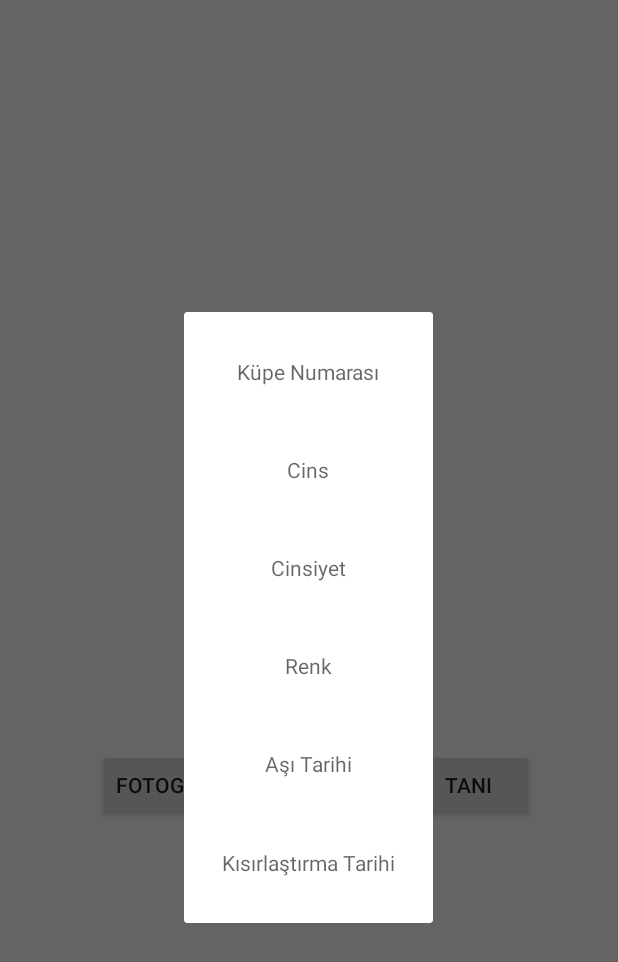
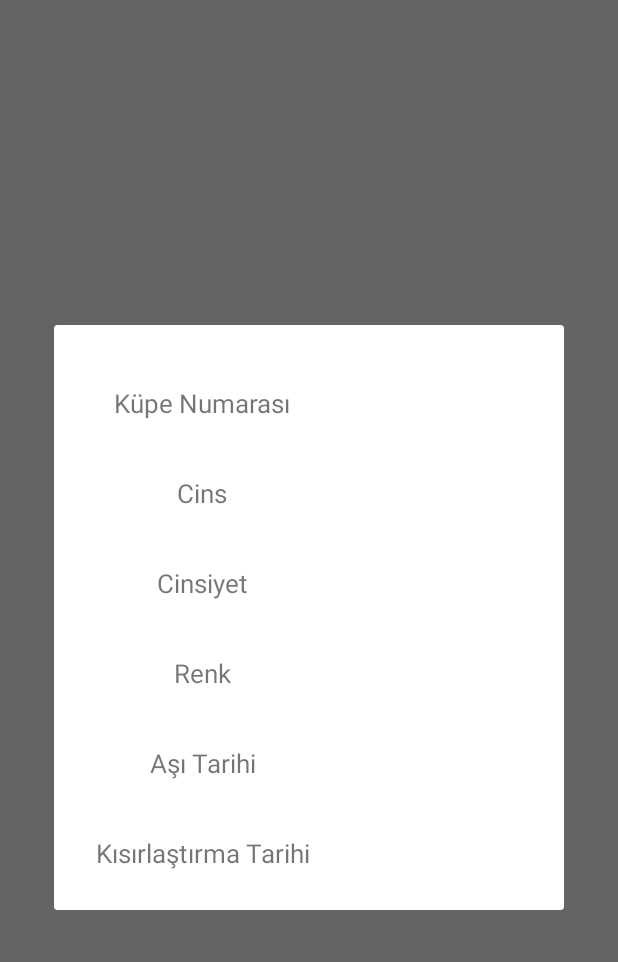
Before and after one commit to niyaziok/Bar-nakProjesi, an Android app: the fragment BilgiFragment placed in its activity, on a phone screen of 412 x 824 dp. Shown: the top 962 px of the screen. Run offline under Robolectric (Android 15) with nearby library versions, the phone set to English and light mode, and no system bars; our stand-ins replace Firebase (no records; nobody signed in at launch, a user with empty details on screens opened directly).

Commit message:
Fragment ve Database Düzenlenmiş

```diff
--- a/app/src/main/java/com/example/niyaz/firebasedeneme/BilgiFragment.kt
+++ b/app/src/main/java/com/example/niyaz/firebasedeneme/BilgiFragment.kt
@@ -6,21 +6,39 @@ import android.support.v4.app.DialogFragment
 import android.view.LayoutInflater
 import android.view.View
 import android.view.ViewGroup
+import android.widget.TextView
 
 
-// TODO: Rename parameter arguments, choose names that match
-// the fragment initialization parameters, e.g. ARG_ITEM_NUMBER
-private const val ARG_PARAM1 = "param1"
-private const val ARG_PARAM2 = "param2"
+//private const val ARG_String = "String"
+//private const val ARG_Number = "Number"
 
 class BilgiFragment : DialogFragment() {
+
+    var kupeno: TextView? = null
+    var cins: TextView? = null
+    var renk: TextView? = null
+    var asitar: TextView? = null
+    var cinsiyet: TextView? = null
+    var kisirlastirmatar: TextView? = null
 
     override fun onCreateView(
         inflater: LayoutInflater, container: ViewGroup?,
         savedInstanceState: Bundle?
     ): View? {
 
-        return inflater.inflate(R.layout.fragment_bilgi, container, false)
+
+        val view = inflater.inflate(R.layout.fragment_bilgi, container, false)
+
+        kupeno = view?.findViewById(R.id.küpenoTxt)
+        cins = view?.findViewById(R.id.cinsTxt)
+        renk = view?.findViewById(R.id.renkTxt)
+        asitar = view?.findViewById(R.id.asıtarihiTxt)
+        cinsiyet = view?.findViewById(R.id.cinsiyetTxt)
+        kisirlastirmatar = view?.findViewById(R.id.kısırlasmatarihiTxt)
+
+
+        return view
+
     }
 
 
--- a/app/src/main/java/com/example/niyaz/firebasedeneme/KopekBilgileri.kt
+++ b/app/src/main/java/com/example/niyaz/firebasedeneme/KopekBilgileri.kt
@@ -1,21 +1,21 @@
 package com.example.niyaz.firebasedeneme
 class KopekBilgileri {
 
-    var kupeno: String? = null
+    var kupe_no: Int? = null
     var cins: String? = null
     var cinsiyet: String? = null
     var renk: String? = null
-    var kısırlastırma: String? = null
-    var asıtarihi: String? = null
+    var kisirlastirma_tarihi: String? = null
+    var asi_tarihi: String? = null
 
-    constructor(kupe_no: String,cins: String,cinsiyet: String,renk: String,kısırlastırma: String,asıtarihi: String){
+    constructor(kupe_no: Int, cins: String,cinsiyet: String,renk: String,kisirlastirma_tarihi: String,asi_tarihi: String){
 
-        this.kupeno = kupe_no
+        this.kupe_no = kupe_no
         this.cins = cins
         this.cinsiyet = cinsiyet
         this.renk = renk
-        this.kısırlastırma = kısırlastırma
-        this.asıtarihi = asıtarihi
+        this.kisirlastirma_tarihi = kisirlastirma_tarihi
+        this.asi_tarihi = asi_tarihi
     }
 
     constructor(){}
--- a/app/src/main/java/com/example/niyaz/firebasedeneme/RecognitionActivity.kt
+++ b/app/src/main/java/com/example/niyaz/firebasedeneme/RecognitionActivity.kt
@@ -6,7 +6,6 @@ import android.graphics.Bitmap
 import android.os.Bundle
 import android.provider.MediaStore
 import android.support.v7.app.AppCompatActivity
-import android.util.Log
 import android.widget.Button
 import android.widget.ImageView
 import android.widget.TextView
@@ -22,24 +21,26 @@ import com.google.firebase.ml.vision.text.FirebaseVisionText
 class RecognitionActivity : AppCompatActivity() {
 
     private var fotoBtn: Button? = null
-    private var tanımaBtn: Button? = null
-    private var küperesmi: ImageView? = null
+    private var tanimaBtn: Button? = null
+    private var kuperesmi: ImageView? = null
     private var bilgi: TextView? = null
     private var imageBitmap: Bitmap? = null
 
-    var asdasd=KopekBilgileri()
+    var kopek = KopekBilgileri()
+    var kopekbilgi = BilgiFragment()
 
     override fun onCreate(savedInstanceState: Bundle?) {
         super.onCreate(savedInstanceState)
         setContentView(R.layout.activity_recognition)
+
         fotoBtn = findViewById(R.id.ftgrafcekBtn)
-        tanımaBtn = findViewById(R.id.tanıBtn)
-        küperesmi = findViewById(R.id.köpekResmi)
+        tanimaBtn = findViewById(R.id.tanıBtn)
+        kuperesmi = findViewById(R.id.köpekResmi)
         bilgi = findViewById(R.id.bilgiText)
 
+        fotoBtn!!.setOnClickListener { dispatchTakePictureIntent() }
+        tanimaBtn!!.setOnClickListener { detectTxt() }
 
-        fotoBtn!!.setOnClickListener { dispatchTakePictureIntent() }
-        tanımaBtn!!.setOnClickListener { detectTxt() }
     }
 
     private fun dispatchTakePictureIntent() {
@@ -53,8 +54,12 @@ class RecognitionActivity : AppCompatActivity() {
         if (requestCode == REQUEST_IMAGE_CAPTURE && resultCode == Activity.RESULT_OK) {
             val extras = data.extras
             imageBitmap = extras!!.get("data") as Bitmap
-            küperesmi!!.setImageBitmap(imageBitmap)
+            kuperesmi!!.setImageBitmap(imageBitmap)
         }
+    }
+
+    private fun showFragment(){
+        kopekbilgi.show(supportFragmentManager, "Kopek Bilgileri")
     }
 
     private fun detectTxt() {
@@ -75,18 +80,33 @@ class RecognitionActivity : AppCompatActivity() {
             bilgi!!.textSize = 24f
             bilgi!!.text = txt
 
-            var köpekbilgigöster = BilgiFragment()
-            köpekbilgigöster.show(supportFragmentManager,"Hello")
 
-            //
-            var information= FirebaseDatabase.getInstance().reference
-            var check=information.child("köpek").orderByKey().equalTo(txt)
+
+            val information = FirebaseDatabase.getInstance().reference
+            val check=information.child("köpek").orderByKey().equalTo(txt)
+
                 check.addListenerForSingleValueEvent(object : ValueEventListener {
                     override fun onDataChange(p0: DataSnapshot) {
-                    Log.e("Hata","HATA BURADA")
-                    for(singleSnapShot in p0.children){
-                        var okunanküpe = singleSnapShot.getValue(KopekBilgileri::class.java)
 
+                        if (p0.hasChildren()) {
+
+                            for (singleSnapShot in p0.children) {
+                                val okunankupe = singleSnapShot.getValue(KopekBilgileri::class.java)
+
+                                kopekbilgi.kupeno?.text = okunankupe?.kupe_no.toString()
+                                kopekbilgi.cins?.text = okunankupe?.cins
+                                kopekbilgi.cinsiyet?.text = okunankupe?.cinsiyet
+                                kopekbilgi.renk?.text = okunankupe?.renk
+                                kopekbilgi.kisirlastirmatar?.text = okunankupe?.kisirlastirma_tarihi
+                                kopekbilgi.asitar?.text = okunankupe?.asi_tarihi
+
+                            }
+
+                            showFragment()
+
+                        }
+                        else{
+                            Toast.makeText(this@RecognitionActivity, "Köpek Sisteme Kayıtlı Değil", Toast.LENGTH_LONG).show()
                         }
                     }
 
@@ -96,7 +116,9 @@ class RecognitionActivity : AppCompatActivity() {
 
                 })
 
+
         }
+
     }
 
     companion object {
--- a/app/src/main/java/com/example/niyaz/firebasedeneme/RegisterActivity.kt
+++ b/app/src/main/java/com/example/niyaz/firebasedeneme/RegisterActivity.kt
@@ -1,8 +1,8 @@
 package com.example.niyaz.firebasedeneme
 
 import android.content.Intent
+import android.os.Bundle
 import android.support.v7.app.AppCompatActivity
-import android.os.Bundle
 import android.util.Log
 import android.view.View
 import android.widget.Toast
--- a/app/src/main/res/layout/fragment_bilgi.xml
+++ b/app/src/main/res/layout/fragment_bilgi.xml
@@ -10,58 +10,121 @@
     <TextView
             android:layout_width="150dp"
             android:layout_height="50dp"
+            android:id="@+id/kısırlasmatarihiTxt3"
+            android:text="Kısırlaştırma Tarihi"
+            android:textAlignment="center"
+            android:textSize="17sp"
+            android:layout_marginTop="10dp"
+            app:layout_constraintTop_toBottomOf="@+id/asıtarihiTxt3" android:layout_marginStart="24dp"
+            app:layout_constraintStart_toStartOf="parent"/>
+    <TextView
+            android:layout_width="150dp"
+            android:layout_height="50dp"
+            android:id="@+id/asıtarihiTxt3"
+            android:text="Aşı Tarihi"
+            android:textAlignment="center"
+            android:textSize="17sp"
+            android:layout_marginTop="10dp"
+            app:layout_constraintTop_toBottomOf="@+id/renkTxt3" android:layout_marginStart="24dp"
+            app:layout_constraintStart_toStartOf="parent"/>
+    <TextView
+            android:layout_width="150dp"
+            android:layout_height="50dp"
+            android:id="@+id/cinsiyetTxt3"
+            android:text="Cinsiyet"
+            android:textAlignment="center"
+            android:textSize="17sp"
+            android:layout_marginTop="10dp"
+            app:layout_constraintTop_toBottomOf="@+id/cinsTxt3" android:layout_marginStart="24dp"
+            app:layout_constraintStart_toStartOf="parent"/>
+    <TextView
+            android:layout_width="150dp"
+            android:layout_height="50dp"
+            android:id="@+id/renkTxt3"
+            android:text="Renk"
+            android:textAlignment="center"
+            android:textSize="17sp"
+            android:layout_marginTop="10dp"
+            app:layout_constraintTop_toBottomOf="@+id/cinsiyetTxt3" android:layout_marginStart="24dp"
+            app:layout_constraintStart_toStartOf="parent"/>
+    <TextView
+            android:layout_width="150dp"
+            android:layout_height="50dp"
+            android:id="@+id/cinsTxt3"
+            android:text="Cins"
+            android:textAlignment="center"
+            android:textSize="17sp"
+            app:layout_constraintStart_toStartOf="parent"
+            android:layout_marginStart="24dp" android:layout_marginTop="10dp"
+            app:layout_constraintTop_toBottomOf="@+id/küpenoTxt3"/>
+    <TextView
+            android:layout_width="150dp"
+            android:layout_height="50dp"
+            android:id="@+id/küpenoTxt3"
+            android:text="Küpe Numarası"
+            android:textAlignment="center"
+            android:textSize="17sp"
+            android:layout_marginTop="40dp"
+            app:layout_constraintTop_toTopOf="parent"
+            android:layout_marginStart="24dp" app:layout_constraintStart_toStartOf="parent"/>
+    <TextView
+            android:layout_width="150dp"
+            android:layout_height="50dp"
             android:id="@+id/kısırlasmatarihiTxt"
-            android:hint="Kısırlaştırma Tarihi"
             android:textAlignment="center"
-            android:layout_marginTop="16dp"
-            app:layout_constraintTop_toBottomOf="@+id/asıtarihiTxt" android:layout_marginStart="8dp"
-            app:layout_constraintStart_toStartOf="parent" android:layout_marginEnd="8dp"
-            app:layout_constraintEnd_toEndOf="parent"/>
+            android:textSize="17sp"
+            android:layout_marginTop="10dp"
+            app:layout_constraintTop_toBottomOf="@+id/asıtarihiTxt"
+            android:layout_marginEnd="8dp"
+            app:layout_constraintEnd_toEndOf="parent" app:layout_constraintStart_toEndOf="@+id/kısırlasmatarihiTxt3"
+            android:layout_marginStart="8dp"/>
     <TextView
             android:layout_width="150dp"
             android:layout_height="50dp"
             android:id="@+id/asıtarihiTxt"
-            android:hint="Aşı Tarihi"
             android:textAlignment="center"
-            app:layout_constraintStart_toStartOf="parent"
-            android:layout_marginStart="8dp" app:layout_constraintEnd_toEndOf="parent" android:layout_marginEnd="8dp"
-            android:layout_marginTop="15dp" app:layout_constraintTop_toBottomOf="@+id/renkTxt"/>
+            android:textSize="17sp"
+            app:layout_constraintEnd_toEndOf="parent" android:layout_marginEnd="8dp"
+            android:layout_marginTop="10dp" app:layout_constraintTop_toBottomOf="@+id/renkTxt"
+            app:layout_constraintStart_toEndOf="@+id/asıtarihiTxt3" android:layout_marginStart="8dp"/>
     <TextView
             android:layout_width="150dp"
             android:layout_height="50dp"
             android:id="@+id/cinsiyetTxt"
-            android:hint="Cinsiyet"
             android:textAlignment="center"
-            app:layout_constraintStart_toStartOf="parent"
-            android:layout_marginStart="8dp" app:layout_constraintEnd_toEndOf="parent" android:layout_marginEnd="8dp"
-            android:layout_marginTop="15dp" app:layout_constraintTop_toBottomOf="@+id/cinsTxt"/>
+            android:textSize="17sp"
+            app:layout_constraintEnd_toEndOf="parent" android:layout_marginEnd="8dp"
+            android:layout_marginTop="10dp" app:layout_constraintTop_toBottomOf="@+id/cinsTxt"
+            app:layout_constraintStart_toEndOf="@+id/cinsiyetTxt3" android:layout_marginStart="8dp"/>
     <TextView
             android:layout_width="150dp"
             android:layout_height="50dp"
             android:id="@+id/renkTxt"
-            android:hint="Renk"
             android:textAlignment="center"
-            app:layout_constraintStart_toStartOf="parent"
-            android:layout_marginStart="8dp" app:layout_constraintEnd_toEndOf="parent" android:layout_marginEnd="8dp"
-            android:layout_marginTop="15dp"
-            app:layout_constraintTop_toBottomOf="@+id/cinsiyetTxt"/>
+            android:textSize="17sp"
+            app:layout_constraintEnd_toEndOf="parent" android:layout_marginEnd="8dp"
+            android:layout_marginTop="10dp"
+            app:layout_constraintTop_toBottomOf="@+id/cinsiyetTxt" app:layout_constraintStart_toEndOf="@+id/renkTxt3"
+            android:layout_marginStart="8dp"/>
     <TextView
             android:layout_width="150dp"
             android:layout_height="50dp"
             android:id="@+id/cinsTxt"
-            android:hint="Cins"
             android:textAlignment="center"
-            android:layout_marginTop="15dp"
-            app:layout_constraintTop_toBottomOf="@+id/küpenoTxt" app:layout_constraintStart_toStartOf="parent"
-            android:layout_marginStart="8dp" app:layout_constraintEnd_toEndOf="parent" android:layout_marginEnd="8dp"/>
+            android:textSize="17sp"
+            android:layout_marginTop="10dp"
+            app:layout_constraintTop_toBottomOf="@+id/küpenoTxt"
+            app:layout_constraintEnd_toEndOf="parent" android:layout_marginEnd="8dp"
+            app:layout_constraintStart_toEndOf="@+id/cinsTxt3" android:layout_marginStart="8dp"/>
     <TextView
             android:layout_width="150dp"
             android:layout_height="50dp"
             android:id="@+id/küpenoTxt"
-            android:hint="Küpe Numarası"
             android:textAlignment="center"
-            android:layout_marginTop="30dp"
-            app:layout_constraintTop_toTopOf="parent" app:layout_constraintStart_toStartOf="parent"
-            android:layout_marginStart="8dp" app:layout_constraintEnd_toEndOf="parent" android:layout_marginEnd="8dp"/>
+            android:textSize="17sp"
+            android:layout_marginTop="40dp"
+            app:layout_constraintTop_toTopOf="parent"
+            app:layout_constraintEnd_toEndOf="parent" android:layout_marginEnd="8dp"
+            app:layout_constraintStart_toEndOf="@+id/küpenoTxt3" android:layout_marginStart="8dp"/>
 
 </android.support.constraint.ConstraintLayout>
```
Also changed, not shown: app/build.gradle (+1 -6 lines), 187 other files. Lines whose indentation alone changed are shown as unchanged.
